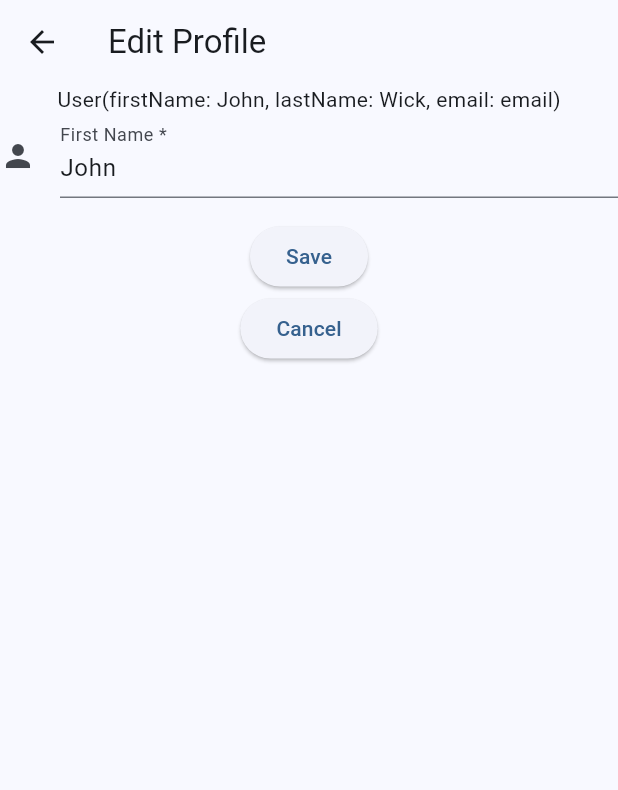
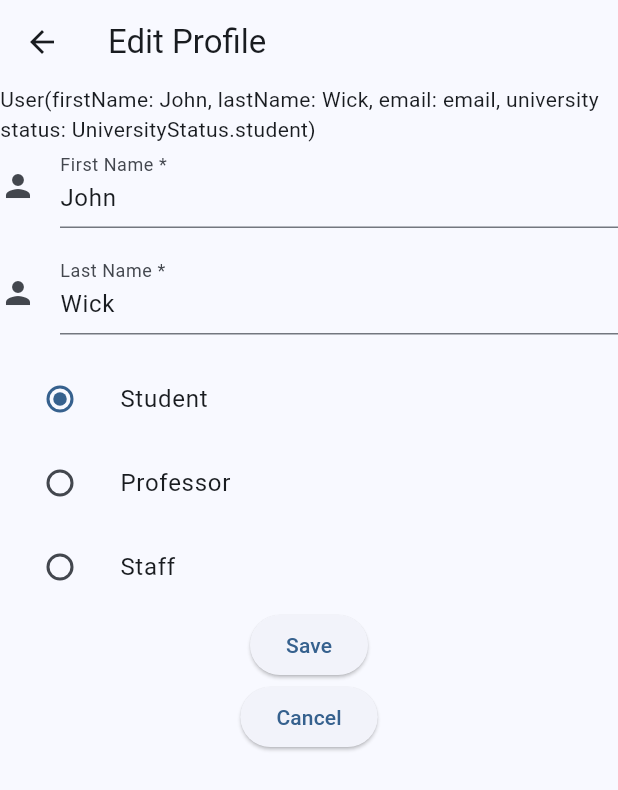
Before and after one commit to nhi-van/flutter-forms-tutorial, a Flutter app: the screen it shows after launch, after a tap on the "edit" icon, on a phone screen of 412 x 824 dp. Shown: the top 790 px of the screen. Run offline on Flutter 3.47's test engine with Material 3 defaults, Android fonts, the phone set to English and light mode, and no system bars; our stand-ins replace bloc.

Commit message:
cubit functionality to forms
adjust cubit functionality to work w/ forms
added radio buttons

```diff
--- a/lib/main.dart
+++ b/lib/main.dart
@@ -11,7 +11,12 @@ class MyApp extends StatelessWidget {
 
   @override
   Widget build(BuildContext context) {
-    User user = User(firstName: 'John', lastName: 'Wick', email: 'email');
+    User user = User(
+      firstName: 'John',
+      lastName: 'Wick',
+      email: 'email',
+      universityStatus: UniversityStatus.student
+    );
 
     return MaterialApp(
       title: 'User Profile',
--- a/lib/model/user.dart
+++ b/lib/model/user.dart
@@ -1,15 +1,19 @@
 // ignore_for_file: public_member_api_docs, sort_constructors_first
 import 'dart:convert';
+
+enum UniversityStatus { student, professor, staff}
 
 class User {
   String firstName;
   String lastName;
   String email;
+  UniversityStatus universityStatus;
 
   User({
     required this.firstName,
     required this.lastName,
     required this.email,
+    required this.universityStatus,
   });
 
   static User empty(){
@@ -17,6 +21,7 @@ class User {
       firstName: '',
       lastName: '',
       email: '',
+      universityStatus: UniversityStatus.student,
     );
   }
 
@@ -24,15 +29,25 @@ class User {
     this.firstName = firstName;
   }
 
+  setLastName(String lastName){
+    this.lastName = lastName;
+  }
+
+  setStatus(UniversityStatus status){
+    universityStatus = status;
+  }
+
   User duplicate({
     String? firstName,
     String? lastName,
     String? email,
+    UniversityStatus? universityStatus,
   }) {
     return User(
       firstName: firstName ?? this.firstName,
       lastName: lastName ?? this.lastName,
       email: email ?? this.email,
+      universityStatus: universityStatus  ?? this.universityStatus,
     );
   }
 
@@ -41,6 +56,7 @@ class User {
       'firstName': firstName,
       'lastName': lastName,
       'email': email,
+      'universityStatus': universityStatus.toString(),
     };
   }
 
@@ -49,6 +65,7 @@ class User {
       firstName: map['firstName'] as String,
       lastName: map['lastName'] as String,
       email: map['email'] as String,
+      universityStatus: map['universityStatus'],
     );
   }
 
@@ -58,7 +75,7 @@ class User {
 
   @override
   String toString() {
-    return 'User(firstName: $firstName, lastName: $lastName, email: $email)';
+    return 'User(firstName: $firstName, lastName: $lastName, email: $email, university status: $universityStatus)';
   }
 
   @override
@@ -68,7 +85,8 @@ class User {
     return
       other.firstName == firstName &&
       other.lastName == lastName &&
-      other.email == email;
+      other.email == email &&
+      other.universityStatus == universityStatus;
   }
 
 }
--- a/lib/pages/edit/cubit/edit_cubit.dart
+++ b/lib/pages/edit/cubit/edit_cubit.dart
@@ -10,6 +10,11 @@ class EditCubit extends Cubit<EditState> {
   void init() async {
   }
 
+  void onChanges(User user){
+    User userModified = user.duplicate();
+    emit(EditLoadedState(userModified));
+  }
+
   void saveChanges(User user) {
     User userModified = user.duplicate();
     emit(SavedState(userModified));
--- a/lib/pages/edit/cubit/edit_state.dart
+++ b/lib/pages/edit/cubit/edit_state.dart
@@ -12,7 +12,9 @@ final class EditInitialState extends EditState {
 final class EditErrorState extends EditState {
 }
 
-final class EditLoadingState extends EditState {
+final class EditLoadedState extends EditState {
+  final User user;
+  EditLoadedState(this.user);
 }
 
 final class SavedState extends EditState {
--- a/lib/pages/edit/edit_page.dart
+++ b/lib/pages/edit/edit_page.dart
@@ -33,6 +33,9 @@ class _EditPageState extends State<EditPage> {
         builder: (context, state) {
           switch (state) {
             case EditErrorState():
+            case EditLoadedState():
+              return EditPageView(user: (state as EditLoadedState).user);
+            case EditInitialState():
             default:
               return EditPageView(user: widget.user);
         }
--- a/lib/pages/edit/views/edit_view.dart
+++ b/lib/pages/edit/views/edit_view.dart
@@ -2,6 +2,8 @@ import 'package:flutter/material.dart';
 import 'package:forms_tutorial/model/user.dart';
 import 'package:forms_tutorial/pages/edit/cubit/edit_cubit.dart';
 import 'package:provider/provider.dart';
+
+
 
 class EditPageView extends StatefulWidget {
   final User user;
@@ -14,17 +16,23 @@ class EditPageView extends StatefulWidget {
 class _EditPageViewState extends State<EditPageView> {
   final _formKey = GlobalKey<FormState>();
   final _firstNameController = TextEditingController();
+  final _lastNameController = TextEditingController();
 
   @override
   void dispose() {
     _firstNameController.dispose();
+    _lastNameController.dispose();
     super.dispose();
   }
 
   @override
   Widget build(BuildContext context) {
+
     User userModified = widget.user.duplicate();
     _firstNameController.text = widget.user.firstName;
+    _lastNameController.text = widget.user.lastName;
+
+    // init state. if changed, load loadedState
     return Scaffold(
       appBar: AppBar(title: const Text("Edit Profile")),
       body: SingleChildScrollView(
@@ -44,11 +52,72 @@ class _EditPageViewState extends State<EditPageView> {
                     validator: (value) {
                       return (value != null && value.isEmpty) ? 'Please type your name' : null;
                     },
+                    onChanged: (value){
+                      userModified.setFirstName(value.toString());
+                      context.read<EditCubit>().onChanges(userModified);
+                    },
                     onSaved: (value) {
                       userModified.setFirstName(value.toString());
                     }
                   ),
                   const SizedBox(height: 15),
+                  TextFormField(
+                    decoration: const InputDecoration(
+                      icon: Icon(Icons.person),
+                      labelText: 'Last Name *',
+                    ),
+                    controller: _lastNameController,
+                    validator: (value) {
+                      return (value != null && value.isEmpty) ? 'Please type your last name' : null;
+                    },
+                    onChanged: (value){
+                      userModified.setLastName(value.toString());
+                      context.read<EditCubit>().onChanges(userModified);
+                    },
+                    onSaved: (value) {
+                      userModified.setLastName(value.toString());
+                    }
+                  ),
+                  const SizedBox(height: 15),
+                  ListTile(
+                    title: const Text('Student'),
+                    leading: Radio<UniversityStatus>(
+                      value: UniversityStatus.student,
+                      groupValue: userModified.universityStatus,
+                      onChanged: (UniversityStatus? value) => setState( () {
+                        userModified.universityStatus = value!;
+                        context.read<EditCubit>().onChanges(userModified);
+                      }
+                      ),
+                    ),
+                  ),
+                  ListTile(
+                    title: const Text('Professor'),
+                    leading: Radio<UniversityStatus>(
+                      value: UniversityStatus.professor,
+                      groupValue: userModified.universityStatus,
+                      onChanged: (UniversityStatus? value) {
+                        setState(() {
+                          userModified.universityStatus = value!;
+                          context.read<EditCubit>().onChanges(userModified);
+                        });
+                      },
+                    ),
+                  ),
+                  ListTile(
+                    title: const Text('Staff'),
+                    leading: Radio<UniversityStatus>(
+                      value: UniversityStatus.staff,
+                      groupValue: userModified.universityStatus,
+                      onChanged: (UniversityStatus? value) {
+                        setState(() {
+                          userModified.universityStatus = value!;
+                          context.read<EditCubit>().onChanges(userModified);
+                        });
+                      },
+                    ),
+                  ),
+                  // Save Button
                   ElevatedButton(
                     onPressed: () {
                       if (_formKey.currentState!.validate()) {
```
